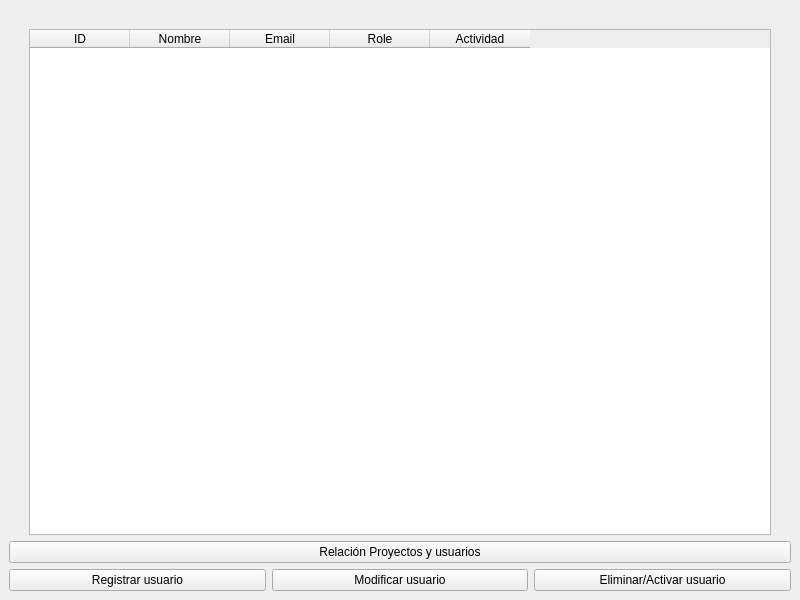
Qt form Interfaces/UI/Ventana_superusuario.ui (adrianvillanueva997/computation_lab_2) before a commit.
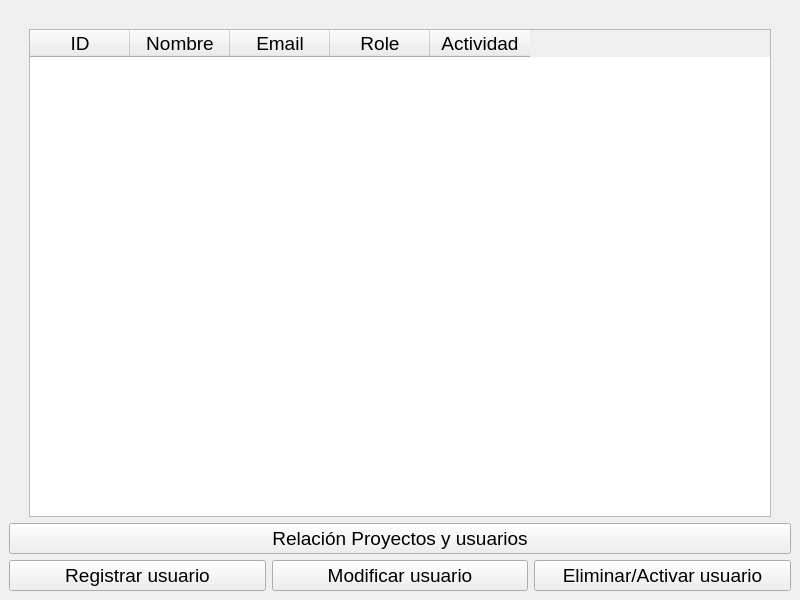
The same form after that commit.

Commit message: Correcciones en las ventanas

Diff of the .ui file:
```diff
--- a/Interfaces/UI/Ventana_superusuario.ui
+++ b/Interfaces/UI/Ventana_superusuario.ui
@@ -19,6 +19,11 @@
      <layout class="QGridLayout" name="gridLayout_2">
       <item row="0" column="2">
        <widget class="QPushButton" name="pushButton_Eliminar_usuario">
+        <property name="font">
+         <font>
+          <pointsize>14</pointsize>
+         </font>
+        </property>
         <property name="text">
          <string>Eliminar/Activar usuario</string>
         </property>
@@ -26,6 +31,11 @@
       </item>
       <item row="0" column="1">
        <widget class="QPushButton" name="pushButton_Modificar_usuario">
+        <property name="font">
+         <font>
+          <pointsize>14</pointsize>
+         </font>
+        </property>
         <property name="text">
          <string>Modificar usuario</string>
         </property>
@@ -33,6 +43,11 @@
       </item>
       <item row="0" column="0">
        <widget class="QPushButton" name="pushButton_Registrar_usuario">
+        <property name="font">
+         <font>
+          <pointsize>14</pointsize>
+         </font>
+        </property>
         <property name="text">
          <string>Registrar usuario</string>
         </property>
@@ -57,6 +72,11 @@
       </item>
       <item row="2" column="1">
        <widget class="QTableWidget" name="tableWidget">
+        <property name="font">
+         <font>
+          <pointsize>14</pointsize>
+         </font>
+        </property>
         <column>
          <property name="text">
           <string>ID</string>
@@ -114,6 +134,11 @@
     </item>
     <item row="1" column="0">
      <widget class="QPushButton" name="pushButton_Relacion_Proyectos">
+      <property name="font">
+       <font>
+        <pointsize>14</pointsize>
+       </font>
+      </property>
       <property name="text">
        <string>Relación Proyectos y usuarios</string>
       </property>
```
The commit also changes 17 other files.
